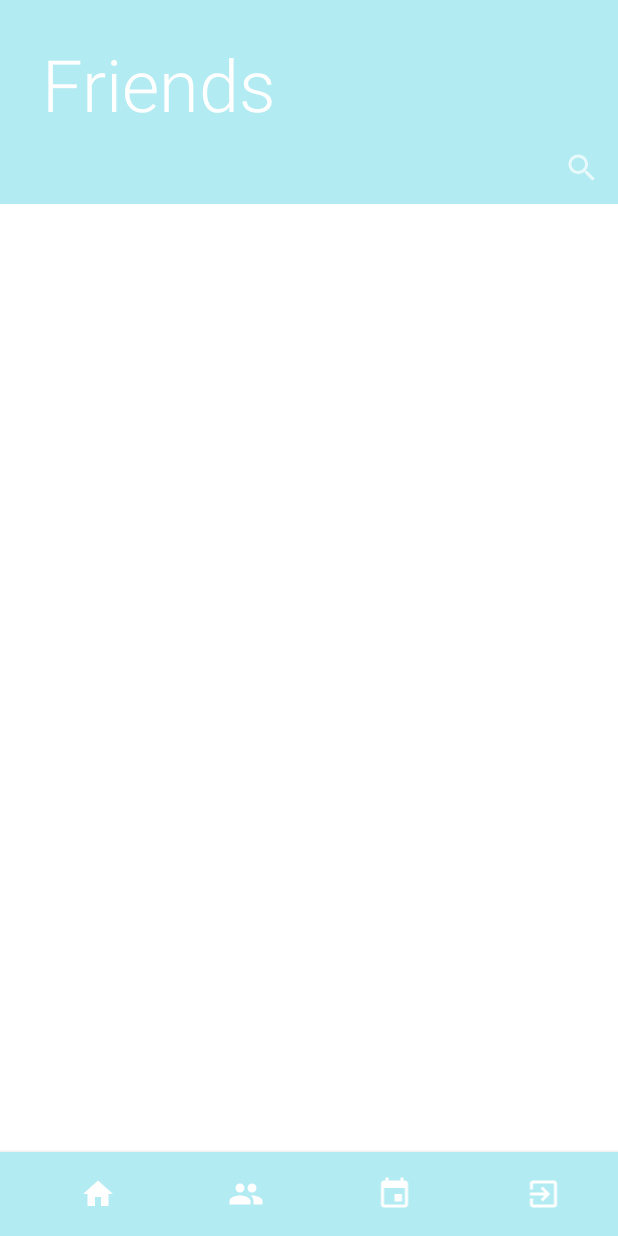
After one commit to alienfreak/Vailable, an Android app: the fragment FriendsFragment placed in its activity, on a phone screen of 412 x 824 dp. The commit adds this screen. Run offline under Robolectric (Android 15) with nearby library versions, the phone set to English and light mode, and no system bars; our stand-ins replace Firebase (no records; nobody signed in at launch, a user with empty details on screens opened directly); libraries missing offline, so code that uses them is left out: com.facebook, com.facebook.login; 3 statements that could not run were skipped.

Commit message:
friends fragment and added search bar

```diff
--- /dev/null
+++ b/app/src/main/java/com/austin/elliott/vailable/FriendsFragment.java
@@ -0,0 +1,49 @@
+package com.austin.elliott.vailable;
+
+import android.app.Fragment;
+import android.os.Bundle;
+import android.support.annotation.Nullable;
+import android.support.v4.view.MenuItemCompat;
+import android.support.v7.widget.SearchView;
+import android.view.LayoutInflater;
+import android.view.Menu;
+import android.view.MenuInflater;
+import android.view.MenuItem;
+import android.view.View;
+import android.view.ViewGroup;
+import android.widget.TextView;
+
+/**
+ * Created by Tiger on 8/6/17.
+ */
+
+public class FriendsFragment extends Fragment {
+
+    private TextView friendsSearchField;
+
+    @Nullable
+    @Override
+    public View onCreateView(LayoutInflater inflater, @Nullable ViewGroup container, @Nullable Bundle savedInstanceState) {
+//        return super.onCreateView(inflater, container, savedInstanceState);
+        return inflater.inflate(R.layout.fragment_friends, container, false);
+    }
+
+//    @Override
+//    public void onCreate(@Nullable Bundle savedInstanceState) {
+//        super.onCreate(savedInstanceState);
+//
+//        Button searchFriendsButton = (Button) findViewById(R.id.searchFriendsButton);
+//        friendsSearchField = (TextView) findViewById(R.id.friendsSearchField);
+//
+//    }
+
+    @Override
+    public void onCreateOptionsMenu(Menu menu, MenuInflater menuInflater) {
+
+//        super.onCreateOptionsMenu(menu, menuInflater);
+        menuInflater.inflate(R.menu.friends_search_menu, menu);
+        MenuItem searchItem = menu.findItem(R.id.action_search);
+        SearchView searchView = (SearchView) MenuItemCompat.getActionView(searchItem);
+
+    }
+}
--- a/app/src/main/java/com/austin/elliott/vailable/MainActivity.java
+++ b/app/src/main/java/com/austin/elliott/vailable/MainActivity.java
@@ -27,6 +27,14 @@ public class MainActivity extends AppCompatActivity {
             }
         });
 
+        ImageView friendsToolbarIcon = (ImageView) toolbar.findViewById(R.id.friendsToolbarButton);
+        friendsToolbarIcon.setOnClickListener(new View.OnClickListener() {
+            @Override
+            public void onClick(View v) {
+                goToNewFrag(new FriendsFragment());
+            }
+        });
+
         setSupportActionBar(toolbar);
 
         FragmentTransaction transaction = getFragmentManager().beginTransaction();
--- /dev/null
+++ b/app/src/main/res/drawable/ic_search_white_24dp.xml
@@ -0,0 +1,9 @@
+<vector xmlns:android="http://schemas.android.com/apk/res/android"
+        android:width="24dp"
+        android:height="24dp"
+        android:viewportWidth="24.0"
+        android:viewportHeight="24.0">
+    <path
+        android:fillColor="#FFFFFF"
+        android:pathData="M15.5,14h-0.79l-0.28,-0.27C15.41,12.59 16,11.11 16,9.5 16,5.91 13.09,3 9.5,3S3,5.91 3,9.5 5.91,16 9.5,16c1.61,0 3.09,-0.59 4.23,-1.57l0.27,0.28v0.79l5,4.99L20.49,19l-4.99,-5zM9.5,14C7.01,14 5,11.99 5,9.5S7.01,5 9.5,5 14,7.01 14,9.5 11.99,14 9.5,14z"/>
+</vector>
--- /dev/null
+++ b/app/src/main/res/layout/fragment_friends.xml
@@ -0,0 +1,55 @@
+<?xml version="1.0" encoding="utf-8"?>
+<LinearLayout xmlns:android="http://schemas.android.com/apk/res/android"
+    xmlns:app="http://schemas.android.com/apk/res-auto"
+    xmlns:tools="http://schemas.android.com/tools"
+    android:orientation="vertical"
+    android:layout_width="match_parent"
+    android:layout_height="match_parent"
+    android:background="#FFFFFF"
+    android:weightSum="1">
+
+
+        <LinearLayout
+            android:layout_width="match_parent"
+            android:layout_height="wrap_content"
+            android:background="@color/colorPrimary"
+            android:paddingLeft="20dp"
+            android:paddingTop="15dp"
+            android:orientation="vertical"
+            android:weightSum="1">
+
+            <TextView
+                android:id="@+id/friends_label"
+                android:layout_width="328dp"
+                android:layout_height="0dp"
+                android:textSize="48dp"
+                android:text="Friends"
+                android:textColor="#FFFFFF"
+                android:fontFamily="sans-serif-light"
+                android:layout_marginTop="8dp"
+                android:layout_marginLeft="8dp"
+                android:layout_weight=".5"/>
+
+            <android.support.v7.widget.SearchView
+                android:layout_width="wrap_content"
+                android:layout_height="0dp"
+                android:layout_weight=".5"
+                android:layout_gravity="end"/>
+        </LinearLayout>
+
+
+    <android.support.constraint.ConstraintLayout
+        android:layout_width="match_parent"
+        android:layout_height="match_parent">
+        <include
+            android:id="@+id/toolbclient"
+            layout="@layout/toolbar_main_act"
+            app:layout_constraintBottom_toBottomOf="parent"
+            android:layout_width="0dp"
+            android:layout_height="wrap_content"
+            app:layout_constraintRight_toRightOf="parent"
+            app:layout_constraintLeft_toLeftOf="parent" />
+    </android.support.constraint.ConstraintLayout>
+
+
+</LinearLayout>
--- /dev/null
+++ b/app/src/main/res/layout/search_layout.xml
@@ -0,0 +1,9 @@
+<?xml version="1.0" encoding="utf-8"?>
+<LinearLayout xmlns:android="http://schemas.android.com/apk/res/android"
+    android:orientation="vertical" android:layout_width="match_parent"
+    android:layout_height="match_parent">
+    <android.support.v7.widget.SearchView
+        android:layout_width="match_parent"
+        android:layout_height="match_parent">
+    </android.support.v7.widget.SearchView>
+</LinearLayout>
--- /dev/null
+++ b/app/src/main/res/menu/friends_search_menu.xml
@@ -0,0 +1,13 @@
+<menu xmlns:android="http://schemas.android.com/apk/res/android"
+    xmlns:app="http://schemas.android.com/apk/res-auto">
+
+    <item
+        android:id="@+id/action_search"
+        android:icon="@drawable/ic_search_white_24dp"
+        android:actionViewClass="android.support.v7.widget.SearchView"
+        android:title="search_title"
+        app:showAsAction="ifRoom|collapseActionView"
+        android:actionLayout="@layout/search_layout">
+
+    </item>
+</menu>
```
